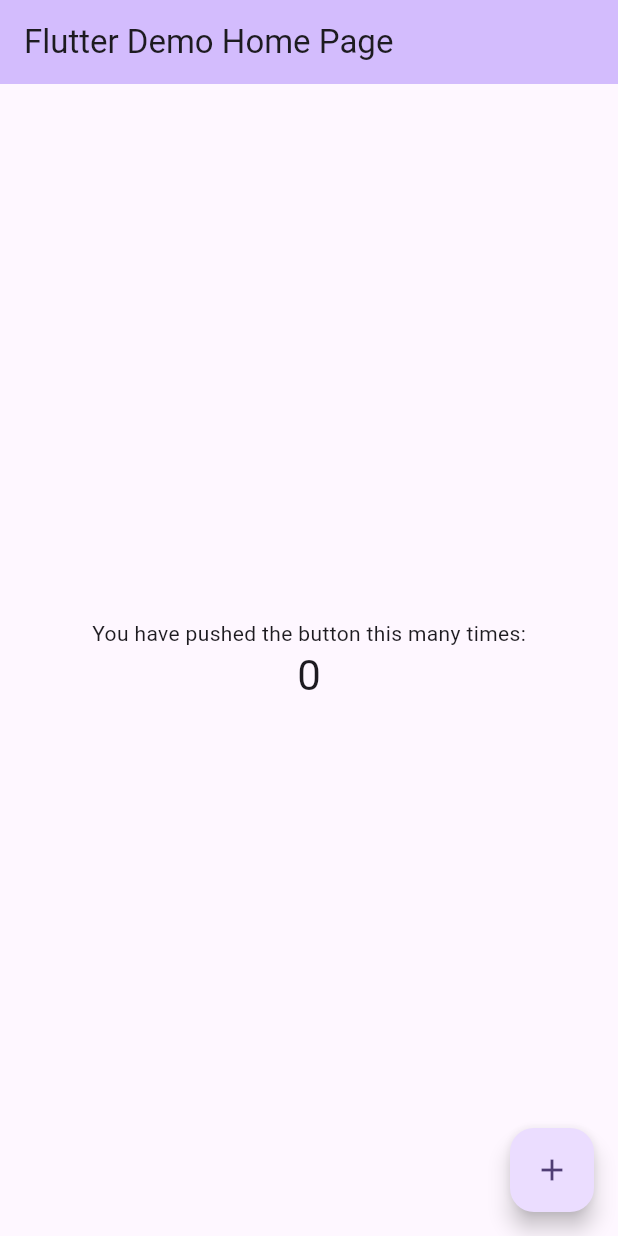
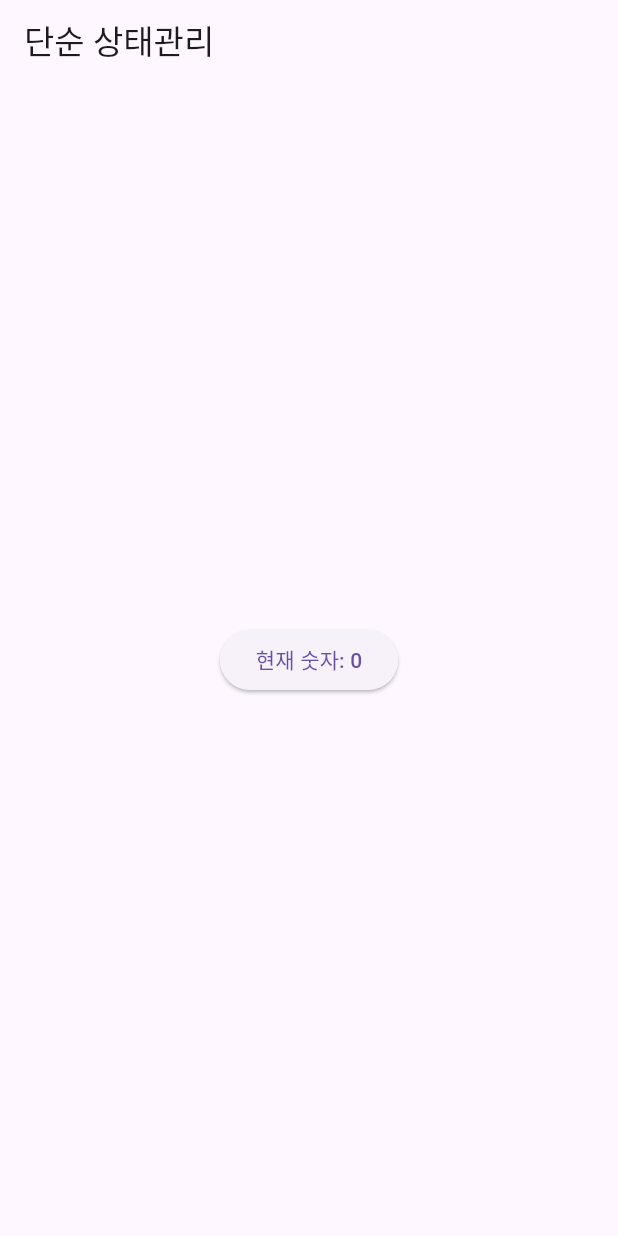
Before and after one commit to southglory/fluttertest, a Flutter app: the screen it shows after launch, on a phone screen of 412 x 824 dp. Run offline on Flutter 3.47's test engine with Material 3 defaults, Android fonts, the phone set to English and light mode, and no system bars; our stand-ins replace get.

Commit message:
getX
Test GetXController

```diff
--- a/lib/main.dart
+++ b/lib/main.dart
@@ -1,125 +1,51 @@
 import 'package:flutter/material.dart';
+import 'package:get/get.dart';
 
 void main() {
-  runApp(const MyApp());
+  runApp(MyApp());
+}
+
+class SimpleController extends GetxController {
+  int counter = 0;
+
+  void increase() {
+    counter++;
+    update();
+  }
 }
 
 class MyApp extends StatelessWidget {
-  const MyApp({super.key});
-
-  // This widget is the root of your application.
   @override
   Widget build(BuildContext context) {
-    return MaterialApp(
-      title: 'Flutter Demo',
-      theme: ThemeData(
-        // This is the theme of your application.
-        //
-        // TRY THIS: Try running your application with "flutter run". You'll see
-        // the application has a purple toolbar. Then, without quitting the app,
-        // try changing the seedColor in the colorScheme below to Colors.green
-        // and then invoke "hot reload" (save your changes or press the "hot
-        // reload" button in a Flutter-supported IDE, or press "r" if you used
-        // the command line to start the app).
-        //
-        // Notice that the counter didn't reset back to zero; the application
-        // state is not lost during the reload. To reset the state, use hot
-        // restart instead.
-        //
-        // This works for code too, not just values: Most code changes can be
-        // tested with just a hot reload.
-        colorScheme: ColorScheme.fromSeed(seedColor: Colors.deepPurple),
-        useMaterial3: true,
-      ),
-      home: const MyHomePage(title: 'Flutter Demo Home Page'),
+    return GetMaterialApp(
+      home: MyHomePage(),
     );
   }
 }
 
-class MyHomePage extends StatefulWidget {
-  const MyHomePage({super.key, required this.title});
-
-  // This widget is the home page of your application. It is stateful, meaning
-  // that it has a State object (defined below) that contains fields that affect
-  // how it looks.
-
-  // This class is the configuration for the state. It holds the values (in this
-  // case the title) provided by the parent (in this case the App widget) and
-  // used by the build method of the State. Fields in a Widget subclass are
-  // always marked "final".
-
-  final String title;
-
-  @override
-  State<MyHomePage> createState() => _MyHomePageState();
-}
-
-class _MyHomePageState extends State<MyHomePage> {
-  int _counter = 0;
-
-  void _incrementCounter() {
-    setState(() {
-      // This call to setState tells the Flutter framework that something has
-      // changed in this State, which causes it to rerun the build method below
-      // so that the display can reflect the updated values. If we changed
-      // _counter without calling setState(), then the build method would not be
-      // called again, and so nothing would appear to happen.
-      _counter++;
-    });
-  }
-
+class MyHomePage extends StatelessWidget {
   @override
   Widget build(BuildContext context) {
-    // This method is rerun every time setState is called, for instance as done
-    // by the _incrementCounter method above.
-    //
-    // The Flutter framework has been optimized to make rerunning build methods
-    // fast, so that you can just rebuild anything that needs updating rather
-    // than having to individually change instances of widgets.
+    Get.put(SimpleController());
+
     return Scaffold(
       appBar: AppBar(
-        // TRY THIS: Try changing the color here to a specific color (to
-        // Colors.amber, perhaps?) and trigger a hot reload to see the AppBar
-        // change color while the other colors stay the same.
-        backgroundColor: Theme.of(context).colorScheme.inversePrimary,
-        // Here we take the value from the MyHomePage object that was created by
-        // the App.build method, and use it to set our appbar title.
-        title: Text(widget.title),
+        title: const Text("단순 상태관리"),
       ),
       body: Center(
-        // Center is a layout widget. It takes a single child and positions it
-        // in the middle of the parent.
-        child: Column(
-          // Column is also a layout widget. It takes a list of children and
-          // arranges them vertically. By default, it sizes itself to fit its
-          // children horizontally, and tries to be as tall as its parent.
-          //
-          // Column has various properties to control how it sizes itself and
-          // how it positions its children. Here we use mainAxisAlignment to
-          // center the children vertically; the main axis here is the vertical
-          // axis because Columns are vertical (the cross axis would be
-          // horizontal).
-          //
-          // TRY THIS: Invoke "debug painting" (choose the "Toggle Debug Paint"
-          // action in the IDE, or press "p" in the console), to see the
-          // wireframe for each widget.
-          mainAxisAlignment: MainAxisAlignment.center,
-          children: <Widget>[
-            const Text(
-              'You have pushed the button this many times:',
-            ),
-            Text(
-              '$_counter',
-              style: Theme.of(context).textTheme.headlineMedium,
-            ),
-          ],
+        child: GetBuilder<SimpleController>(
+          builder: (controller) {
+            return ElevatedButton(
+              child: Text(
+                '현재 숫자: ${controller.counter}',
+              ),
+              onPressed: () {
+                controller.increase();
+              },
+            );
+          },
         ),
       ),
-      floatingActionButton: FloatingActionButton(
-        onPressed: _incrementCounter,
-        tooltip: 'Increment',
-        child: const Icon(Icons.add),
-      ), // This trailing comma makes auto-formatting nicer for build methods.
     );
   }
 }
--- a/pubspec.yaml
+++ b/pubspec.yaml
@@ -35,6 +35,7 @@ dependencies:
   # The following adds the Cupertino Icons font to your application.
   # Use with the CupertinoIcons class for iOS style icons.
   cupertino_icons: ^1.0.2
+  get: ^4.6.6
 
 dev_dependencies:
   flutter_test:
```
Also changed, not shown: pubspec.lock.
